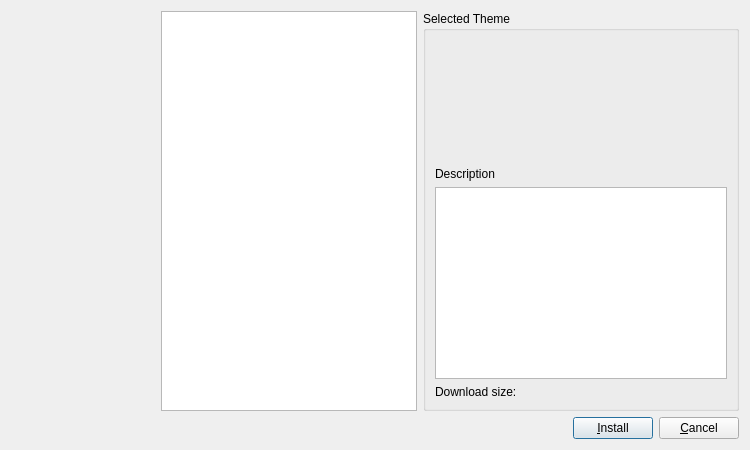
First picture: the form in rbutil/rbutilqt/installthemesfrm.ui, repository Rockbox-Chinese-Community/Rockbox-RCC, before the edit.
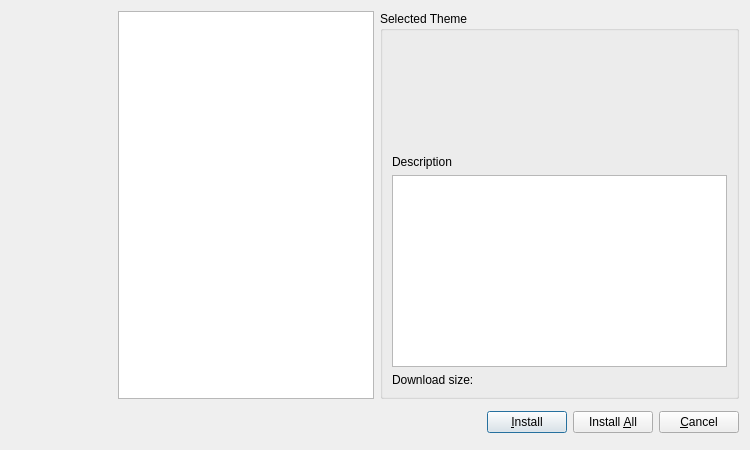
Second picture: the form after the edit. Icons and pictures are not drawn. Custom widgets are drawn as their Qt base class.

Commit message: Add an "Install All" button to the themes installation dialog.

Patch:
```diff
--- a/rbutil/rbutilqt/installthemesfrm.ui
+++ b/rbutil/rbutilqt/installthemesfrm.ui
@@ -94,8 +94,8 @@
      </property>
      <property name="sizeHint" >
       <size>
-       <width>368</width>
-       <height>20</height>
+       <width>261</width>
+       <height>34</height>
       </size>
      </property>
     </spacer>
@@ -112,6 +112,16 @@
        </property>
       </widget>
      </item>
+     <item>
+      <widget class="QPushButton" name="buttonOkAll" >
+       <property name="text" >
+        <string>Install &amp;All</string>
+       </property>
+       <property name="icon" >
+        <iconset resource="rbutilqt.qrc" >:/icons/icons/go-next.png</iconset>
+       </property>
+      </widget>
+     </item>
      <item>
       <widget class="QPushButton" name="buttonCancel" >
        <property name="text" >
```
The commit also changes 2 other files.
